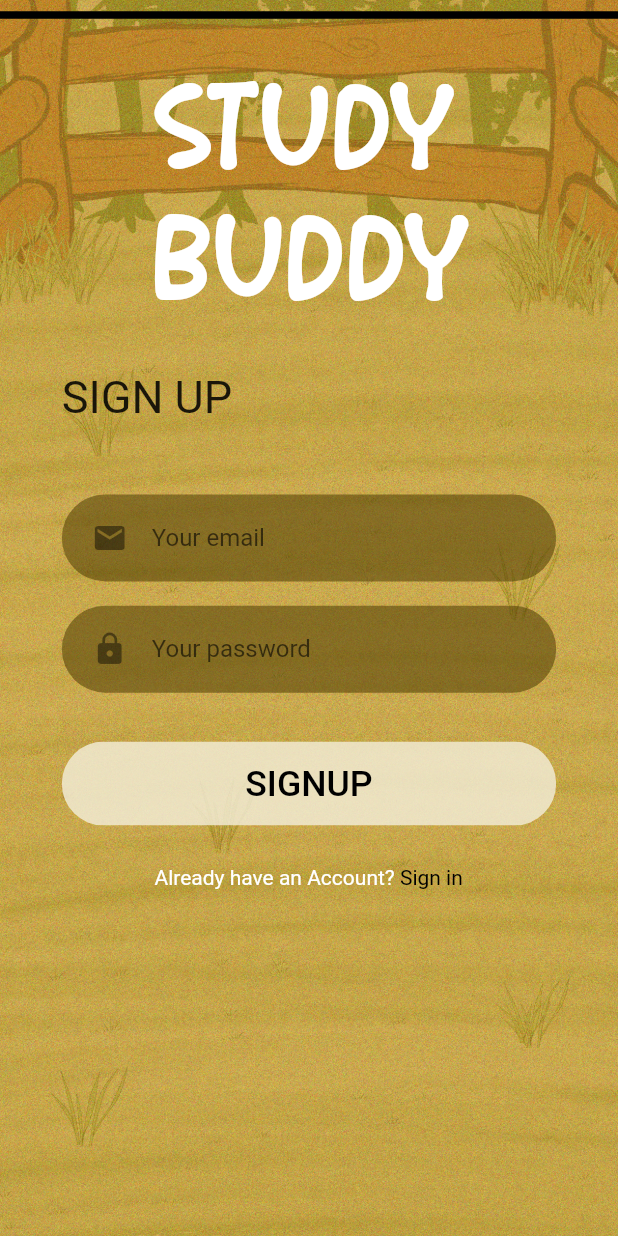
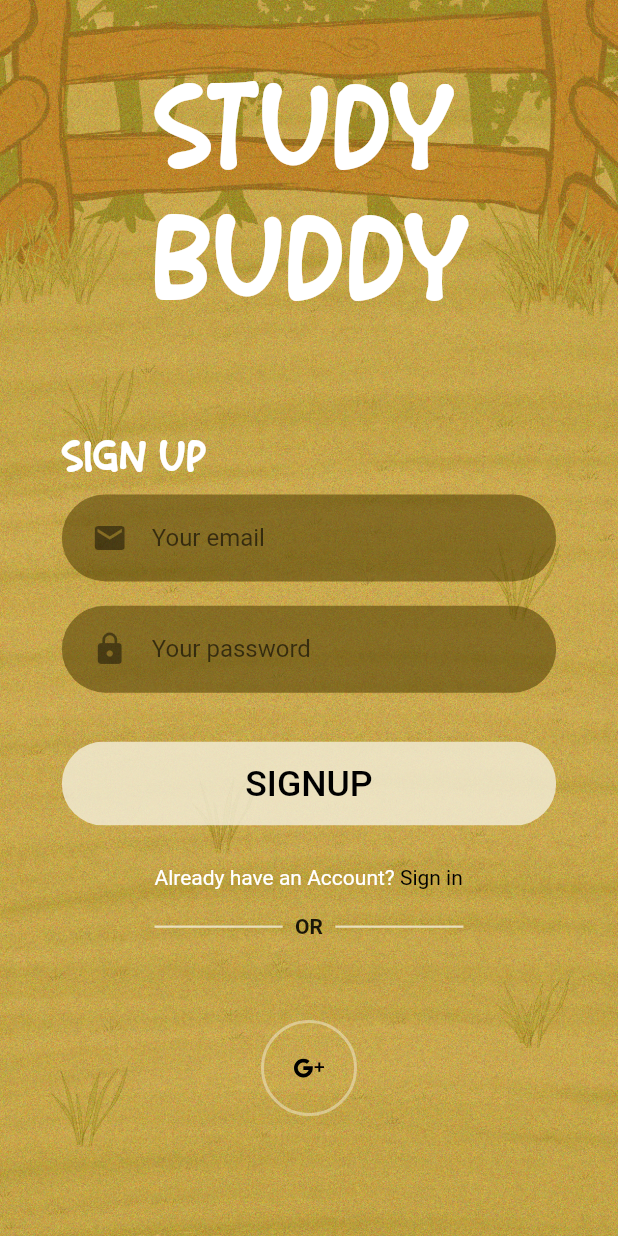
Before and after one commit to TomasM30/FEUP-ESOF-StudyBuddy, a Flutter app: the screen it shows after launch, after a tap on "LOGIN", after a tap on "Sign Up", after a tap on "SIGNUP", on a phone screen of 412 x 824 dp. Run offline on Flutter 3.47's test engine with Material 2 defaults, Android fonts, the phone set to English and light mode, and no system bars; our stand-ins replace firebase_auth, firebase_core, flutter_svg, google_sign_in; accounts and stored records are empty; network calls fail.

Commit message:
Registration already working. google signin still needs to be implemented

```diff
--- a/lib/Screens/Login/components/body.dart
+++ b/lib/Screens/Login/components/body.dart
@@ -1,8 +1,10 @@
 import 'package:firebase_auth/firebase_auth.dart';
 import 'package:flutter/material.dart';
+import 'package:study_buddy_app/Screens/Login/login_screen.dart';
 import 'package:study_buddy_app/Screens/Register/register_screen.dart';
 import 'package:study_buddy_app/Screens/main_screen.dart';
 import 'package:study_buddy_app/Services/auth.dart';
+import 'package:study_buddy_app/components/login_register_other.dart';
 import 'package:study_buddy_app/components/rounded_button.dart';
 import 'package:study_buddy_app/components/rounded_input_field.dart';
 import 'package:study_buddy_app/components/rounded_password_field.dart';
@@ -30,7 +32,7 @@ class BodyState  extends State<Body> {
     double height = MediaQuery.of(context).size.height;
     return Background(
       child: Stack(
-        children: <Widget>[
+        children: [
           Positioned(
             left: width * 0.25,
             top: height * 0.05,
@@ -42,10 +44,10 @@ class BodyState  extends State<Body> {
           ),
           Positioned(
             left: width * 0.1,
-            top: height * 0.3,
+            top: height * 0.35,
             child: Text(
-              "LOGIN",
-              style: TextStyle(fontSize: 30),
+              "LOG IN",
+              style: TextStyle(fontSize: 30, color: Colors.white, fontFamily: "Content"),
             ),
           ),
           Positioned(
@@ -121,10 +123,54 @@ class BodyState  extends State<Body> {
               },
             ),
           ),
-          Divider(
-            thickness: 6,
-            height: 6,
-          )
+          Positioned(
+            top: height * 0.74,
+            left: width * 0.25,
+            right: width * 0.25,
+            child: Row(
+              children: [
+                Expanded(
+                  child: Divider(
+                    color: Color(0xd0f3edd7),
+                    thickness: 1.5,
+                  ),
+                ),
+                SizedBox(width: width * 0.02),
+                Text(
+                  "OR",
+                  style: TextStyle(fontWeight: FontWeight.bold),
+                ),
+                SizedBox(width: width * 0.02),
+                Expanded(
+                  child: Divider(
+                    color: Color(0xd0f3edd7),
+                    thickness: 1.5,
+                  ),
+                ),
+              ],
+            ),
+          ),
+          Padding(
+            padding: const EdgeInsets.only(top: 680),
+            child: Row(
+              mainAxisAlignment: MainAxisAlignment.center,
+              children: [
+                OtherLoginRegister(
+                  iconSrc: "assets/icons/google.svg",
+                  press: (){
+                    Navigator.pushReplacement(
+                      context,
+                      MaterialPageRoute(
+                        builder: (context) {
+                          return LoginScreen();
+                        },
+                      ),
+                    );
+                  },
+                ),
+              ],
+            ),
+          ),
         ],
       ),
     );
--- a/lib/Screens/Register/components/body.dart
+++ b/lib/Screens/Register/components/body.dart
@@ -1,13 +1,29 @@
+import 'package:firebase_auth/firebase_auth.dart';
 import 'package:flutter/material.dart';
 import 'package:study_buddy_app/Screens/Login/login_screen.dart';
+import 'package:study_buddy_app/Services/auth.dart';
 import 'package:study_buddy_app/components/account_exists_field.dart';
+import 'package:study_buddy_app/components/login_register_other.dart';
 import 'package:study_buddy_app/components/rounded_button.dart';
 import 'package:study_buddy_app/components/rounded_input_field.dart';
 import 'package:study_buddy_app/components/rounded_password_field.dart';
 
 import 'background.dart';
 
-class Body extends StatelessWidget {
+class Body extends StatefulWidget{
+  const Body({Key? key}) : super(key: key);
+
+  @override
+  BodyState createState() => BodyState();
+}
+
+class BodyState extends State<Body> {
+  final AuthService _authService = AuthService();
+  final _formKey = GlobalKey<FormState>();
+  String _email = '';
+  String _password = '';
+  String _error = '';
+
   @override
   Widget build(BuildContext context) {
     double width = MediaQuery.of(context).size.width;
@@ -16,14 +32,7 @@ class Body extends StatelessWidget {
       child: Stack(
         children: [
           Positioned(
-            child: Divider(
-              height: 20,
-              thickness: 5,
-              color: Colors.black,
-            ),
-          ),
-          Positioned(
-            left: width*0.25,
+            left: width * 0.25,
             top: height * 0.05,
             child: Text(
               "STUDY" '\n' "BUDDY",
@@ -33,21 +42,24 @@ class Body extends StatelessWidget {
           ),
           Positioned(
             left: width * 0.1,
-            top: height * 0.3,
+            top: height * 0.35,
             child: Text(
               "SIGN UP",
-              style: TextStyle(fontSize: 30),
+              style: TextStyle(fontSize: 30, color: Colors.white, fontFamily: "Content"),
             ),
           ),
           Positioned(
             left: width * 0.1,
             top: height * 0.4,
             child: Form(
+              key: _formKey,
               child: RoundedInputField(
                 hintText: "Your email",
                 icon: Icons.email,
                 onChanged: (value) {
-
+                  setState(() {
+                    _email = value.trim();
+                  });
                 },
               ),
             ),
@@ -57,7 +69,9 @@ class Body extends StatelessWidget {
             top: height * 0.49,
             child: RoundedPasswordField(
               onChanged: (value) {
-
+                setState(() {
+                  _password = value.trim();
+                });
               },
             ),
           ),
@@ -66,7 +80,25 @@ class Body extends StatelessWidget {
             top: height * 0.6,
             child: RoundedButton(
               text: "SIGNUP",
-              press: () {
+              press: () async {
+                if (_formKey.currentState!.validate()){
+                  UserCredential? result = await _authService.registerWithEmailAndPassword(_email, _password);
+                  if (!mounted) return;
+                  if (result != null){
+                    Navigator.pushReplacement(
+                      context,
+                      MaterialPageRoute(
+                        builder: (context) {
+                          return LoginScreen();
+                        },
+                      ),
+                    );
+                  } else {
+                    setState(() {
+                      _error = 'Failed to sign up';
+                    });
+                  }
+                }
               },
               textColor: Colors.black,
               bgcolor: Color(0xd0f3edd7),
@@ -89,7 +121,54 @@ class Body extends StatelessWidget {
               },
             ),
           ),
-
+          Positioned(
+            top: height * 0.74,
+            left: width * 0.25,
+            right: width * 0.25,
+            child: Row(
+              children: [
+                Expanded(
+                  child: Divider(
+                    color: Color(0xd0f3edd7),
+                    thickness: 1.5,
+                  ),
+                ),
+                SizedBox(width: width * 0.02),
+                Text(
+                  "OR",
+                  style: TextStyle(fontWeight: FontWeight.bold),
+                ),
+                SizedBox(width: width * 0.02),
+                Expanded(
+                  child: Divider(
+                    color: Color(0xd0f3edd7),
+                    thickness: 1.5,
+                  ),
+                ),
+              ],
+            ),
+          ),
+          Padding(
+            padding: const EdgeInsets.only(top: 680),
+            child: Row(
+              mainAxisAlignment: MainAxisAlignment.center,
+              children: [
+                OtherLoginRegister(
+                  iconSrc: "assets/icons/google.svg",
+                  press: (){
+                    Navigator.pushReplacement(
+                      context,
+                      MaterialPageRoute(
+                        builder: (context) {
+                          return LoginScreen();
+                        },
+                      ),
+                    );
+                  },
+                ),
+              ],
+            ),
+          ),
         ],
       ),
     );
--- a/lib/components/account_exists_field.dart
+++ b/lib/components/account_exists_field.dart
@@ -17,7 +17,7 @@ class AccountExists extends StatelessWidget {
       children: <Widget>[
         Text(
           login ? "Don't have an Account? " : "Already have an Account? ",
-          style: TextStyle(color: Colors.white),
+          style: TextStyle(color: Colors.white,),
         ),
         GestureDetector(
           onTap: press,
--- /dev/null
+++ b/lib/components/login_register_other.dart
@@ -0,0 +1,35 @@
+import 'package:flutter/material.dart';
+import 'package:flutter_svg/svg.dart';
+
+class OtherLoginRegister extends StatelessWidget {
+  final String iconSrc;
+  final VoidCallback? press;
+
+  const OtherLoginRegister({
+    super.key,
+    required this.iconSrc,
+    this.press,
+  });
+
+  @override
+  Widget build(BuildContext context) {
+    return GestureDetector(
+      onTap: press,
+      child: Container(
+        padding: EdgeInsets.all(20),
+        decoration: BoxDecoration(
+          border: Border.all(
+            width: 2,
+            color: Color(0x7cf3edd7),
+          ),
+          shape: BoxShape.circle,
+        ),
+        child: SvgPicture.asset(
+          iconSrc,
+          height: 20,
+          width: 20,
+        ),
+      ),
+    );
+  }
+}
```
Also changed, not shown: assets/icons/google.svg (added).
